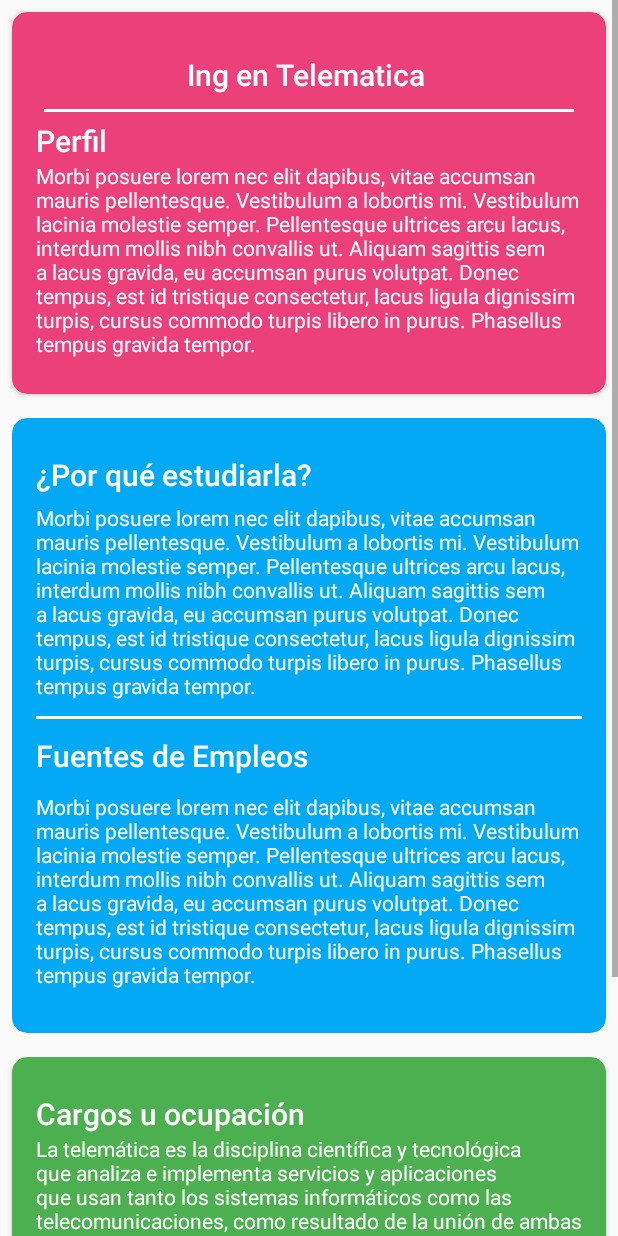
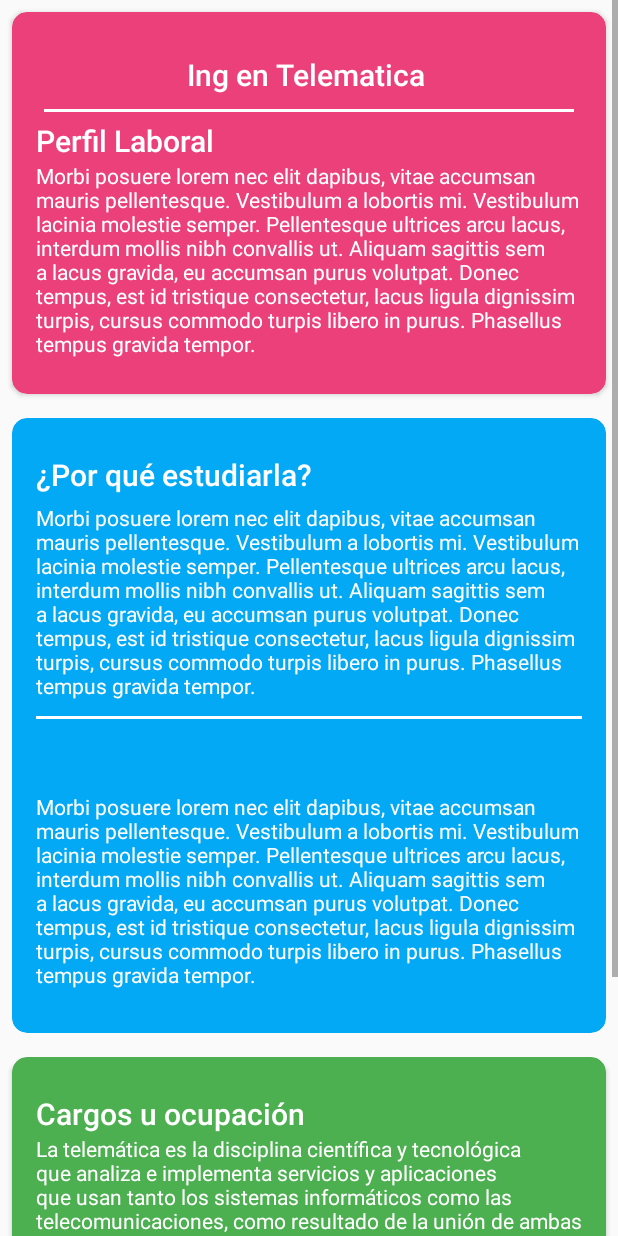
Before and after one commit to HackathonNicaragua/nicadroid, an Android app: the layout cartview_descripcion.xml on its own in the app's theme, with its tools: preview values and no code run, on a phone screen of 412 x 824 dp. Run offline under Robolectric (Android 15) with nearby library versions, the phone set to English and light mode, and no system bars.

Commit message:
Detalle mas especificados sobre las carreras, como terminacion de la vista descripcion

```diff
--- a/app/src/main/res/layout/cartview_descripcion.xml
+++ b/app/src/main/res/layout/cartview_descripcion.xml
@@ -12,7 +12,6 @@
     android:orientation="vertical"
     android:layout_height="match_parent"
     >
-
     <android.support.v7.widget.CardView
         xmlns:card_view="http://schemas.android.com/apk/res-auto"
         android:id="@+id/id_nombre_perfil"
@@ -23,7 +22,6 @@
         card_view:cardCornerRadius="10dp"
         android:layout_margin="8dp"
         >
-
         <LinearLayout
             style="@style/Widget.CardContent"
             android:layout_width="match_parent"
@@ -51,7 +49,7 @@
 
                 android:layout_width="match_parent"
                 android:layout_height="wrap_content"
-                android:text="Perfil"
+                android:text="Perfil Laboral"
                 android:textColor="#FFF"
                 android:textAppearance="@style/TextAppearance.AppCompat.Title" />
 
@@ -110,7 +108,7 @@
             <TextView
                 android:layout_width="match_parent"
                 android:layout_height="wrap_content"
-                android:text="Fuentes de Empleos"
+                android:text=""
                 android:textColor="#FFF"
                 android:textAppearance="@style/TextAppearance.AppCompat.Title"
                 android:layout_marginTop="5dp"
```
